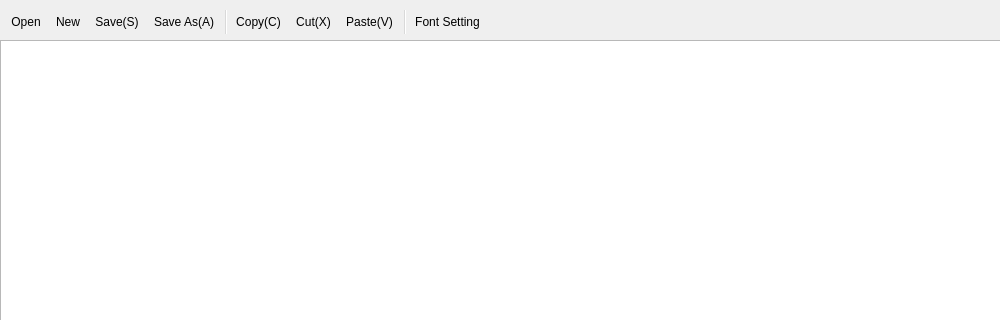
Before: the Qt Designer form Code/PaperFriend/texteditor.ui in RomainPuech/Paper-Friend, drawn with Qt 5; both pictures show x 0 to 1000 and y 0 to 320 of the 1000 by 800 pixel window.
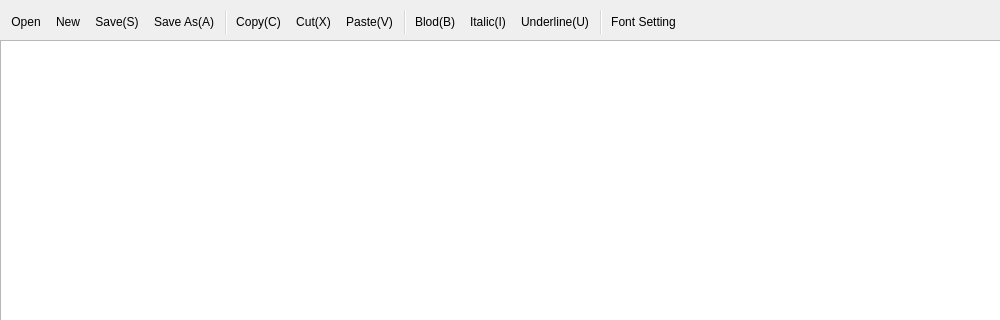
After: the same form once the commit is applied. Icons and pictures are not drawn. Custom widgets are drawn as their Qt base class.

The edit to the form file:
```diff
--- a/Code/PaperFriend/texteditor.ui
+++ b/Code/PaperFriend/texteditor.ui
@@ -45,6 +45,10 @@
    <addaction name="action_Cut"/>
    <addaction name="action_Paste"/>
    <addaction name="separator"/>
+   <addaction name="action_Bold"/>
+   <addaction name="action_Italic"/>
+   <addaction name="action_Underline"/>
+   <addaction name="separator"/>
    <addaction name="action_Font"/>
   </widget>
   <widget class="Edit" name="textEdit">
```
Left out of the diff: 12 changed lines with no effect on the pictures.
